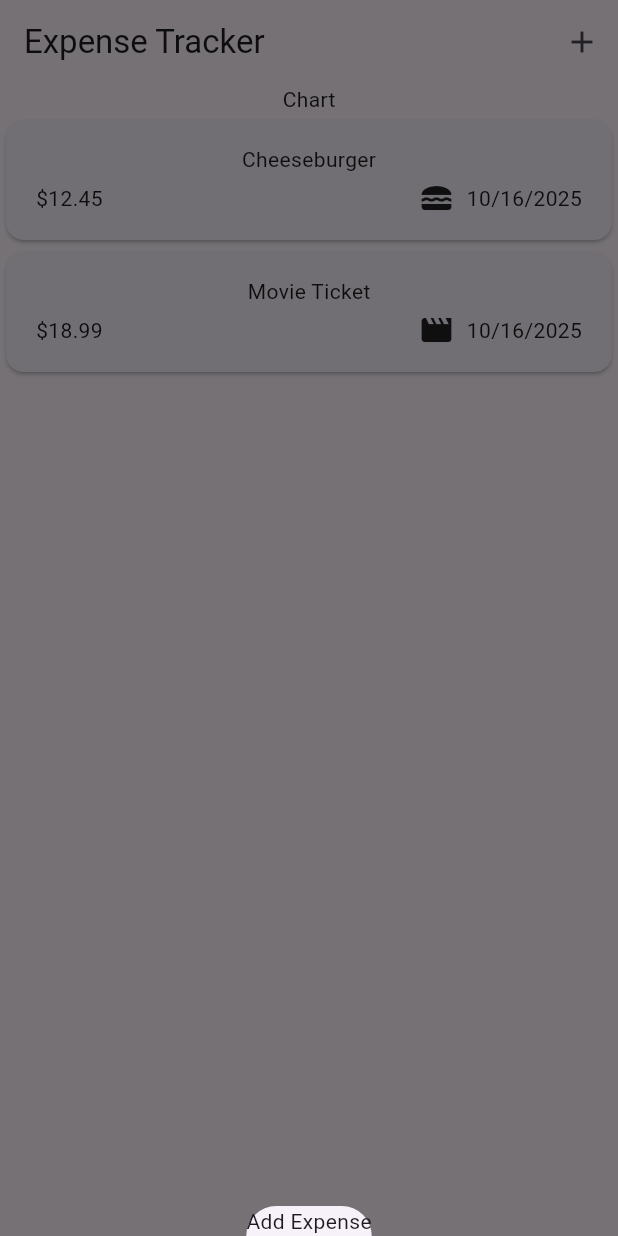
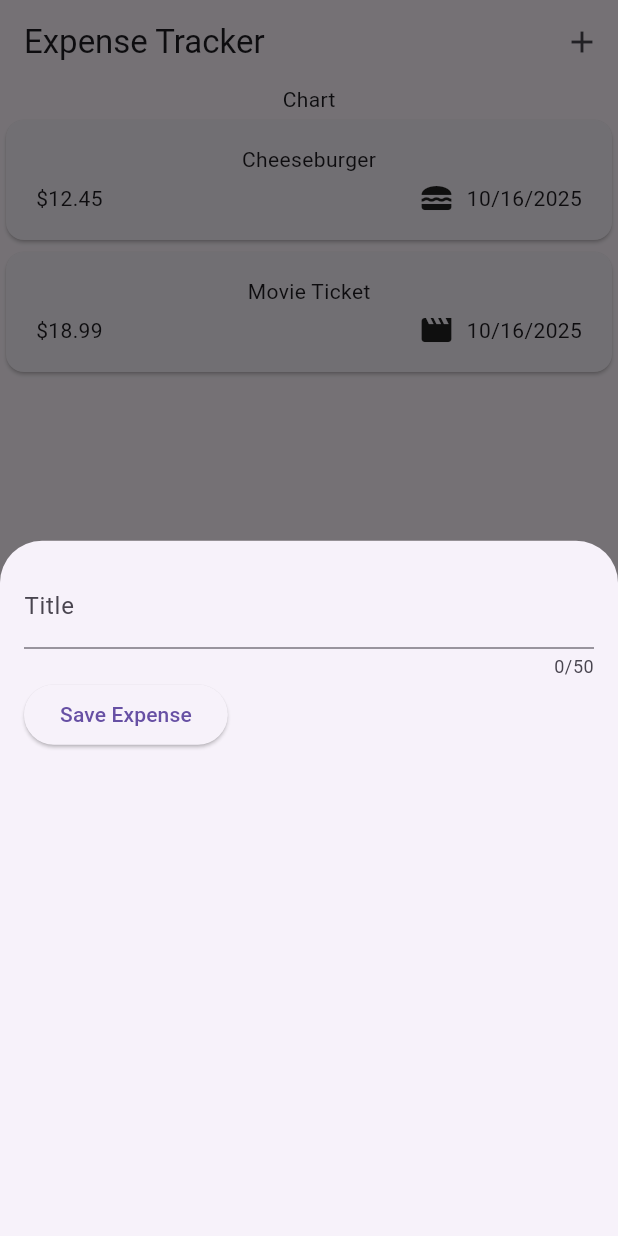
Before and after one commit to DevilDante4657/expense_tracker, a Flutter app: the screen it shows after launch, after a tap on the "add" icon, on a phone screen of 412 x 824 dp. Run offline on Flutter 3.47's test engine with Material 3 defaults, Android fonts, the phone set to English and light mode, and no system bars.

Commit message:
added scaffolding tot he modal and added  textfeild for input

```diff
--- a/lib/expenses.dart
+++ b/lib/expenses.dart
@@ -1,5 +1,6 @@
 import 'package:expense_tracker/expenses_list/expenses_list.dart';
 import 'package:expense_tracker/models/expense.dart';
+import 'package:expense_tracker/new_expense.dart';
 import 'package:flutter/material.dart';
 import 'package:flutter/widgets.dart';
 
@@ -15,7 +16,7 @@ class _ExpensesState extends State<Expenses> {
   void _openAddExpenseOverlay(){
     showModalBottomSheet(
       context: context,
-      builder: (ctx) => Text("Add Expense")
+      builder: (ctx) => NewExpense()
       );
   }
   final List<Expense> _registeredExpense = [
--- /dev/null
+++ b/lib/new_expense.dart
@@ -0,0 +1,47 @@
+import 'package:flutter/material.dart';
+import 'package:flutter/widgets.dart';
+
+class NewExpense extends StatefulWidget{
+  const NewExpense({super.key});
+
+  @override
+  State<NewExpense> createState() {
+    return _NewExpensesState();
+  }
+
+}
+class _NewExpensesState extends State<NewExpense>{
+  final _titleController = TextEditingController();
+
+  void dispose(){
+    _titleController.dispose();
+    super.dispose();
+  }
+
+  Widget build(BuildContext context){
+    return Padding(
+      padding: EdgeInsets.all(16),
+      child: Column(
+        children: [
+          TextField(
+            controller: _titleController,
+            maxLength: 50,
+            keyboardType: TextInputType.name,
+            decoration: InputDecoration(
+              label: Text("Title")
+            ),
+          ),
+            Row(
+              children: [
+                ElevatedButton(
+                onPressed: (){
+                  print(_titleController.text);
+                  },
+                child: Text("Save Expense"))
+              ],
+              )
+        ],
+      )
+      );
+  }
+}
```
